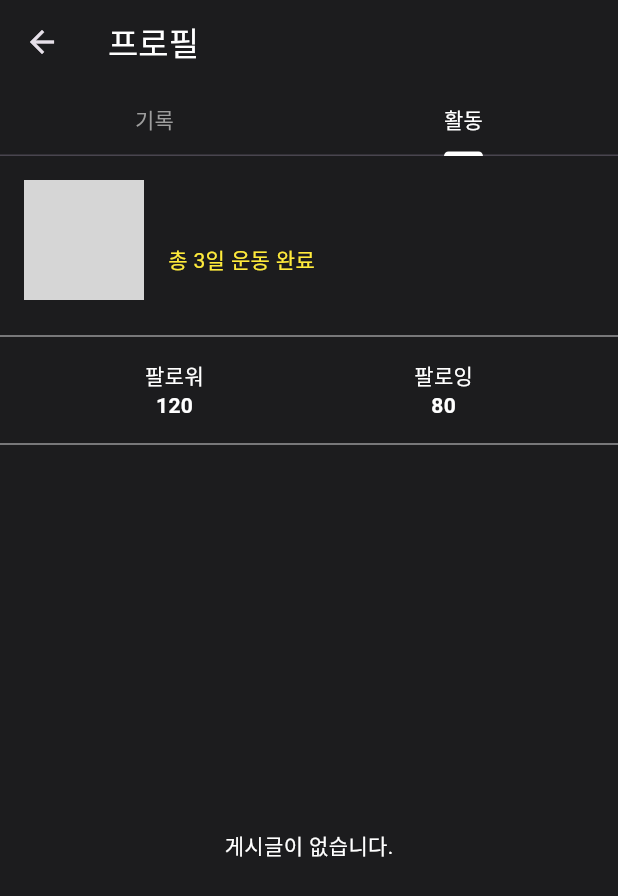
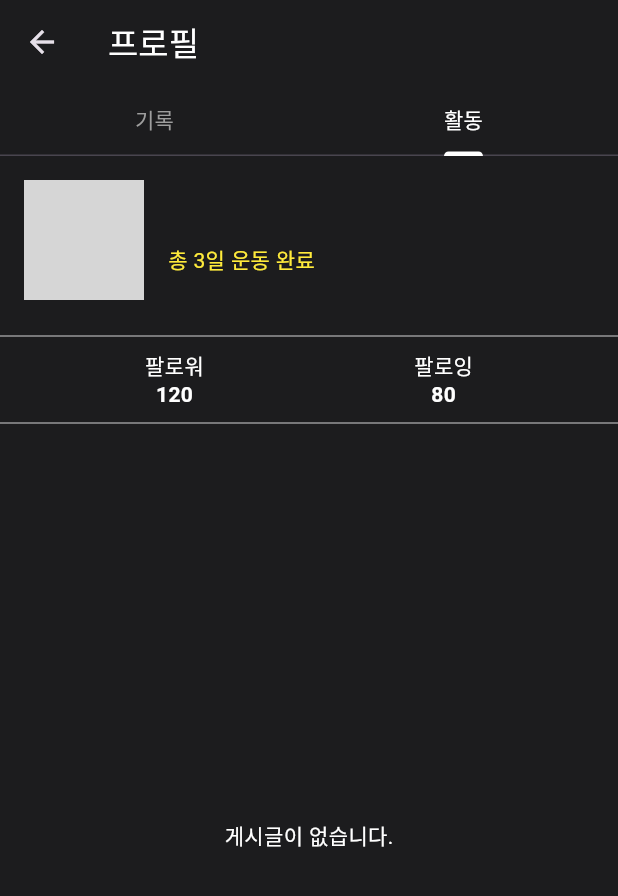
Before and after one commit to YeonwooNuf/workout, a Flutter app: the ProfilePage screen opened directly with empty values, tab 2 chosen, on a phone screen of 412 x 824 dp. Shown: the top 896 px of the screen. Run offline on Flutter 3.47's test engine with Material 3 defaults, Android fonts, the phone set to English and light mode, and no system bars; our stand-ins replace file_picker, fl_chart, image_picker, shared_preferences; accounts and stored records are empty; network calls fail; grey boxes are pictures that could not be loaded.

Commit message:
// 구분선 간격 조정
팔로워 팔로잉 목록 구간 높이 조정

```diff
--- a/lib/pages/profile_page.dart
+++ b/lib/pages/profile_page.dart
@@ -180,7 +180,7 @@ class _ProfilePageState extends State<ProfilePage> with SingleTickerProviderStat
         ),
         Divider(color: Colors.white54, thickness: 1),
         Padding(
-          padding: const EdgeInsets.symmetric(vertical: 8.0),
+          padding: const EdgeInsets.symmetric(vertical: 1.0),
           child: Row(
             mainAxisAlignment: MainAxisAlignment.center,
             children: [
```
